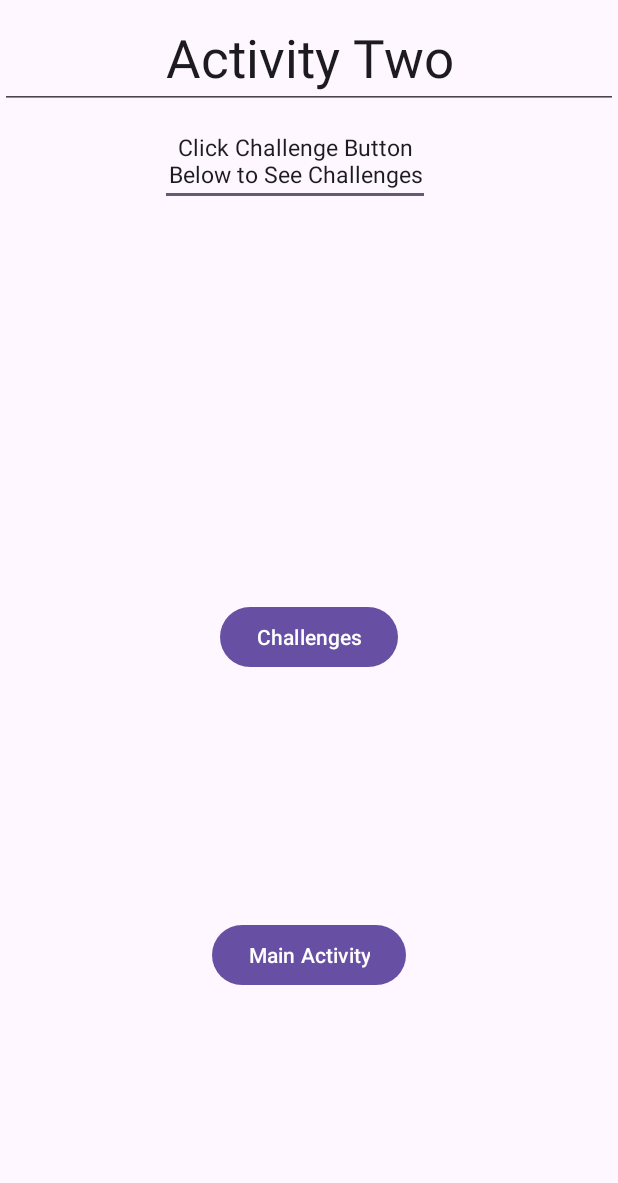
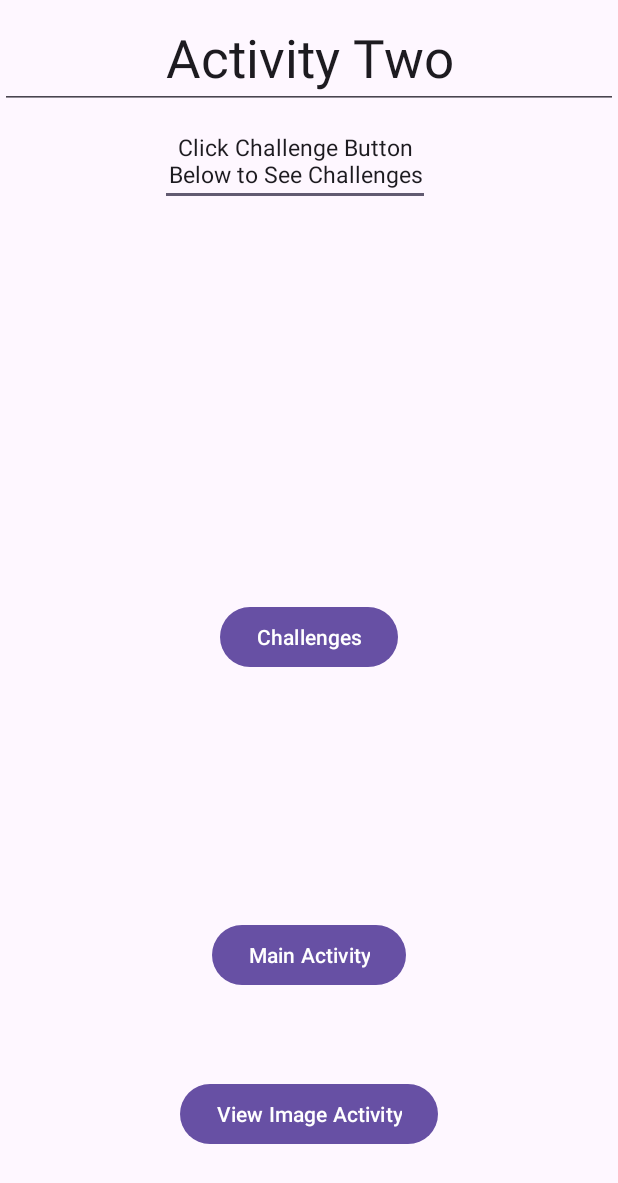
Before and after one commit to terrytraylorjr/Assignment_Two, an Android app: the SecondActivity screen opened directly, with no data from a screen before it, on a phone screen of 412 x 824 dp. Shown: the top 1183 px of the screen. Run offline under Robolectric (Android 15) with nearby library versions, the phone set to English and light mode, and no system bars.

Commit message:
Assignment_4

```diff
--- a/app/src/main/java/com/example/assignment_two/SecondActivity.kt
+++ b/app/src/main/java/com/example/assignment_two/SecondActivity.kt
@@ -48,5 +48,11 @@ class SecondActivity : AppCompatActivity() {
             buttonChallenger.visibility=View.VISIBLE
         }
 
+        val buttonClick = findViewById<Button>(R.id.btnViewImageAct)
+        buttonClick.setOnClickListener {
+            val intent = Intent(/* packageContext = */ this, /* cls = */ CaptureImage::class.java)
+            startActivity(intent)
+        }
+
     }
 }
--- a/app/src/main/res/layout/activity_second.xml
+++ b/app/src/main/res/layout/activity_second.xml
@@ -89,4 +89,14 @@
         app:layout_constraintEnd_toEndOf="parent"
         app:layout_constraintStart_toStartOf="parent"
         app:layout_constraintTop_toTopOf="parent" />
+
+    <Button
+        android:id="@+id/btnViewImageAct"
+        android:layout_width="wrap_content"
+        android:layout_height="wrap_content"
+        android:text="View Image Activity"
+        app:layout_constraintBottom_toBottomOf="parent"
+        app:layout_constraintEnd_toEndOf="parent"
+        app:layout_constraintStart_toStartOf="parent"
+        app:layout_constraintTop_toBottomOf="@+id/btnBack" />
 </androidx.constraintlayout.widget.ConstraintLayout>
```
Also changed, not shown: app/src/main/AndroidManifest.xml (+11 -2 lines), app/src/main/java/com/example/assignment_two/CaptureImage.kt (added, +66 -0 lines), app/src/main/res/layout/activity_capture_image.xml (added, +42 -0 lines).
